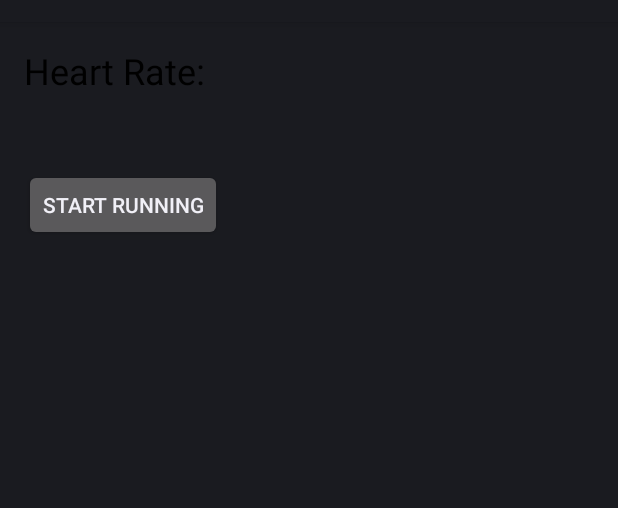
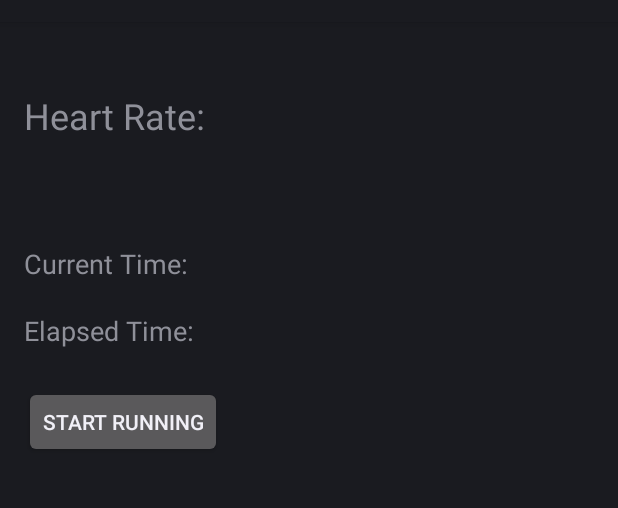
Before and after one commit to QuadeKang/burn, an Android app: the layout activity_main.xml on its own in the app's theme, with its tools: preview values and no code run, on a phone screen of 412 x 824 dp, the part 62-570 px from its top. Run offline under Robolectric (Android 15) with nearby library versions, the phone set to English and light mode, and no system bars.

Commit message:
아무렇게나

```diff
--- a/app/src/main/res/layout/activity_main.xml
+++ b/app/src/main/res/layout/activity_main.xml
@@ -1,29 +1,51 @@
 <?xml version="1.0" encoding="utf-8"?>
-<LinearLayout xmlns:android="http://schemas.android.com/apk/res/android"
+<ScrollView xmlns:android="http://schemas.android.com/apk/res/android"
     xmlns:app="http://schemas.android.com/apk/res-auto"
     xmlns:tools="http://schemas.android.com/tools"
-    android:layout_width="match_parent"
-    android:layout_height="match_parent"
+    android:layout_width="wrap_content"
+    android:layout_height="wrap_content"
     android:orientation="vertical"
     android:padding="16dp"
     tools:context="com.example.burn.MainActivity">
 
+    <LinearLayout android:layout_width="match_parent" android:layout_height="match_parent"
+                  android:orientation="vertical">
         <TextView
                 android:id="@+id/heartRateTextView"
-        android:layout_width="wrap_content"
-        android:layout_height="wrap_content"
+                android:layout_width="match_parent"
+                android:layout_height="match_parent"
                 android:text="Heart Rate: "
                 android:textSize="24sp"
-        android:textColor="@android:color/black" /> <!-- Add text color here -->
+                android:layout_marginTop="30dp"
+        /> <!-- Add text color here -->
 
         <!-- Add a TextView for displaying messages -->
         <TextView
                 android:id="@+id/messageTextView"
-        android:layout_width="wrap_content"
-        android:layout_height="wrap_content"
+                android:layout_width="200dp"
+                android:layout_height="50dp"
                 android:text=""
                 android:textSize="18sp"
-        android:textColor="@android:color/red" /> <!-- You can customize the text color here -->
+        /> <!-- You can customize the text color here -->
+
+        <TextView
+                android:id="@+id/currentTimeTextView"
+                android:layout_width="match_parent"
+                android:layout_height="match_parent"
+                android:text="Current Time: "
+                android:textSize="18sp"
+                android:layout_marginTop="20dp"
+        />
+
+        <!-- Add a TextView for displaying elapsedTime -->
+        <TextView
+                android:id="@+id/elapsedTimeTextView"
+                android:layout_width="match_parent"
+                android:layout_height="match_parent"
+                android:text="Elapsed Time: "
+                android:textSize="18sp"
+                android:layout_marginTop="20dp"
+        />
 
         <!-- Add a TextView for displaying target heart rate -->
         <TextView
@@ -43,4 +65,10 @@
 
         <!-- Add any additional UI elements as needed, such as age input field, etc. -->
 
+
     </LinearLayout>
+
+
+
+
+</ScrollView>
```
Also changed, not shown: app/src/main/java/com/example/burn/MainActivity.kt (+57 -58 lines). Lines whose indentation alone changed are shown as unchanged.
